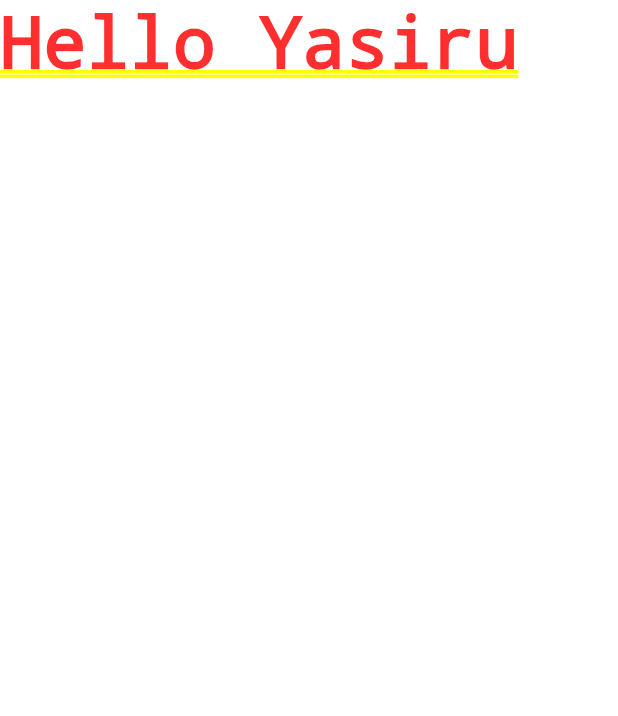
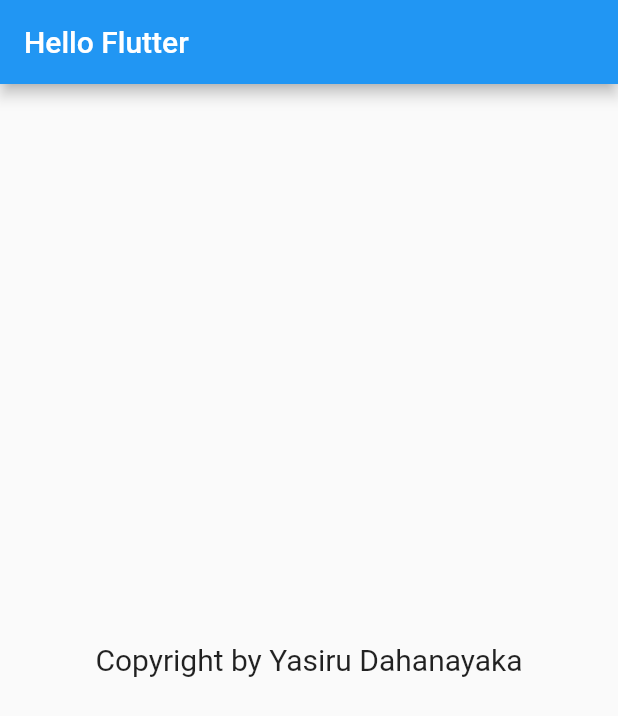
Before and after one commit to YasiruLak/Flutter-First_Project, a Flutter app: the screen it shows after launch, on a phone screen of 412 x 824 dp. Shown: the top 716 px of the screen. Run offline on Flutter 3.47's test engine with Material 2 defaults, Android fonts, the phone set to English and light mode, and no system bars; missing offline and left inert: dart:html.

Commit message:
Flutter Scaffold

```diff
--- a/lib/main.dart
+++ b/lib/main.dart
@@ -1,7 +1,10 @@
+import 'dart:html';
+
 import 'package:flutter/material.dart';
 
-main(){
-  runApp(MyApp());
+
+void main(){
+  runApp(MyAppTwo());
 }
 
 class MyApp extends StatelessWidget{
@@ -13,3 +16,22 @@ class MyApp extends StatelessWidget{
   }
 
 }
+
+class MyAppTwo extends StatelessWidget{
+  @override
+  Widget build(BuildContext context) {
+    return MaterialApp(
+      home: Scaffold(
+        appBar: AppBar(
+          title: const Text("Hello Flutter"),
+        ),
+        body: const Center(
+          child: Text("Copyright by Yasiru Dahanayaka",
+            style: TextStyle(fontSize: 20.0),
+          ),
+        ),
+      ),
+    );
+  }
+
+}
```
Also changed, not shown: 1 other file.
